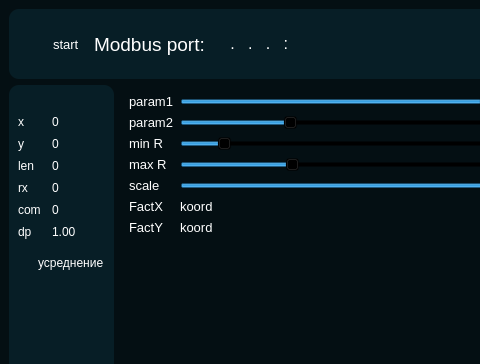
Qt form video_streaming.ui (Kurmambet/PromR_App) before a commit; both pictures show x 0 to 480 and y 0 to 364 of the 955 by 829 pixel window.
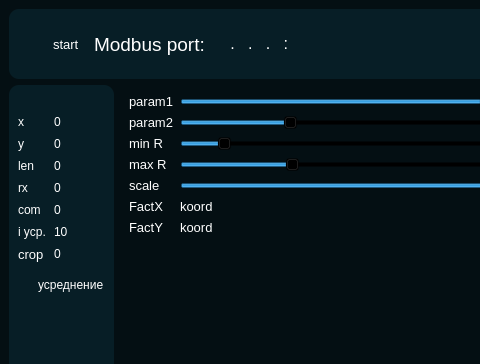
The same form after that commit. Icons and pictures are not drawn.

Patch:
```diff
--- a/video_streaming.ui
+++ b/video_streaming.ui
@@ -396,26 +396,35 @@
                   </font>
                  </property>
                  <property name="text">
-                  <string>dp</string>
+                  <string>i уср.</string>
                  </property>
                 </widget>
                </item>
                <item row="5" column="1">
-                <widget class="QDoubleSpinBox" name="doubleSpinBoxdp">
-                 <property name="decimals">
-                  <number>2</number>
-                 </property>
+                <widget class="QSpinBox" name="spinBox_i_usr">
                  <property name="minimum">
-                  <double>1.000000000000000</double>
+                  <number>10</number>
                  </property>
                  <property name="maximum">
-                  <double>9.990000000000000</double>
+                  <number>200</number>
                  </property>
-                 <property name="singleStep">
-                  <double>0.010000000000000</double>
+                </widget>
+               </item>
+               <item row="6" column="0">
+                <widget class="QLabel" name="label_crop">
+                 <property name="font">
+                  <font>
+                   <pointsize>10</pointsize>
+                  </font>
                  </property>
+                 <property name="text">
+                  <string>crop</string>
+                 </property>
                 </widget>
                </item>
+               <item row="6" column="1">
+                <widget class="QSpinBox" name="spinBox_crop"/>
+               </item>
               </layout>
              </item>
              <item>
```
Left out of the diff: 26 changed lines with no effect on the pictures.
